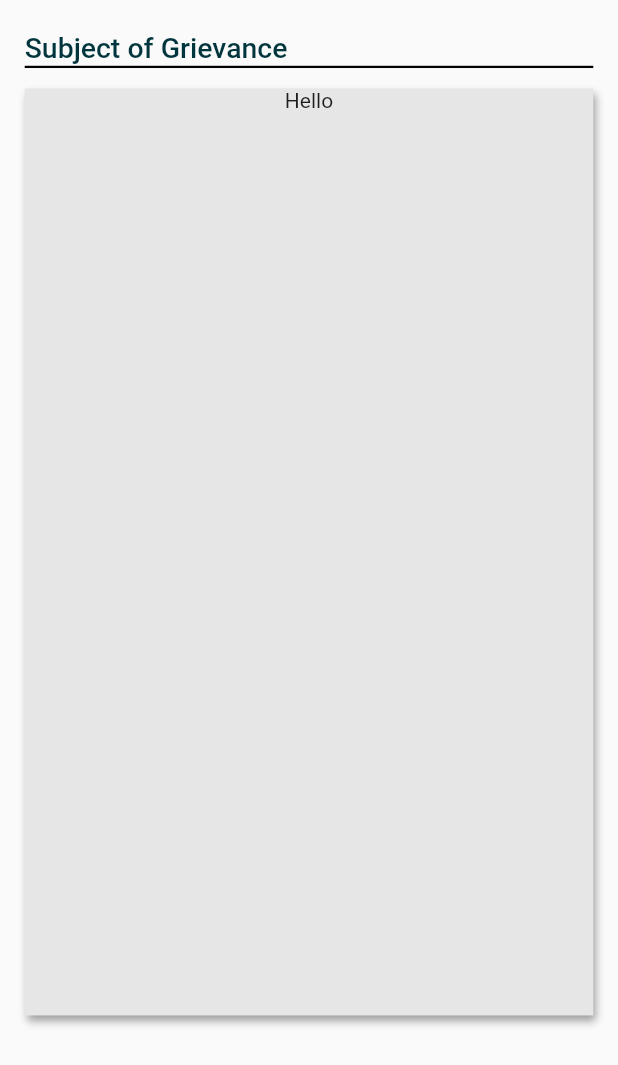
After one commit to divyakekade/WCE-Support, a Flutter app: the SingleGrievance screen opened directly, on a phone screen of 412 x 824 dp. The commit adds this screen. Shown: the top 1065 px of the screen. Run offline on Flutter 3.47's test engine with Material 2 defaults, Android fonts, the phone set to English and light mode, and no system bars; our stand-ins replace flutter_inset_box_shadow.

Commit message:
new screens added

```diff
--- /dev/null
+++ b/lib/screens/SingleGrievance.dart
@@ -0,0 +1,66 @@
+import 'package:flutter/material.dart';
+import 'package:wce_support/constants/ColorsAndStyles.dart';
+
+class SingleGrievance extends StatefulWidget {
+  const SingleGrievance({super.key});
+
+  @override
+  State<SingleGrievance> createState() => _SingleGrievanceState();
+}
+
+class _SingleGrievanceState extends State<SingleGrievance> {
+  @override
+  Widget build(BuildContext context) {
+    return Scaffold(
+        body: Container(
+      padding: EdgeInsets.symmetric(
+          vertical: MediaQuery.of(context).size.height * 0.025,
+          horizontal: MediaQuery.of(context).size.width * 0.04),
+      child: Column(
+        children: [
+          Row(
+            children: [
+              Text(
+                "Subject of Grievance",
+                style: TextStyle(
+                    color: heading_color,
+                    fontSize: MediaQuery.of(context).size.height * 0.023,
+                    fontWeight: FontWeight.w500),
+              )
+            ],
+          ),
+          const Divider(
+            height: 4,
+            thickness: 1.5,
+            color: Colors.black,
+          ),
+          Container(
+            height: MediaQuery.of(context).size.height * 0.75,
+            width: MediaQuery.of(context).size.width * 1,
+            margin: EdgeInsets.symmetric(
+                vertical: MediaQuery.of(context).size.height * 0.015,
+                // horizontal: MediaQuery.of(context).size.width * 0.
+                ),
+            decoration: const BoxDecoration(
+              color: Color.fromARGB(255, 230, 230, 230),
+              boxShadow: [
+                BoxShadow(
+                  color: Color.fromRGBO(159, 157, 157, 1),
+                  offset: Offset(2, 4),
+                  blurRadius: 4,
+                )
+              ],
+            ),
+            child: SingleChildScrollView(
+              child: Column(
+                children: const [
+                  Text("Hello"),
+                ],
+              ),
+            ),
+          )
+        ],
+      ),
+    ));
+  }
+}
```
Also changed, not shown: lib/screens/ViewGrievances.dart (+130 -3 lines), pubspec.lock.
